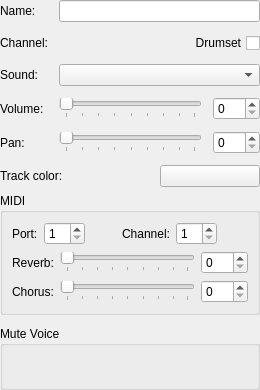
Old version of the form mscore/mixer/mixerdetails.ui in the repository fp22june/MuseScore.
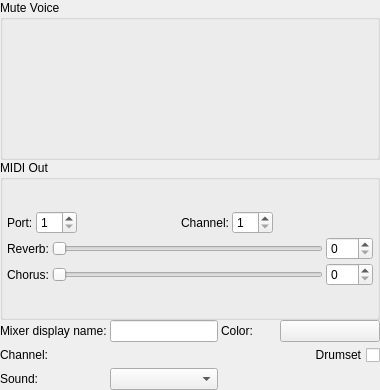
New version of the form. Custom widgets are drawn as their Qt base class.

Diff of the .ui file:
```diff
--- a/mscore/mixer/mixerdetails.ui
+++ b/mscore/mixer/mixerdetails.ui
@@ -6,7 +6,7 @@
    <rect>
     <x>0</x>
     <y>0</y>
-    <width>260</width>
+    <width>380</width>
     <height>390</height>
    </rect>
   </property>
@@ -25,257 +25,110 @@
    </property>
    <item>
     <layout class="QVBoxLayout" name="verticalLayout_3">
-     <item>
-      <layout class="QGridLayout" name="gridLayout_2">
        <property name="spacing">
-        <number>11</number>
-       </property>
-       <item row="4" column="2" rowspan="2">
-        <widget class="QDoubleSpinBox" name="volumeSpinBox">
-         <property name="toolTip">
-          <string>Volume</string>
-         </property>
-         <property name="decimals">
+      <number>0</number>
+     </property>
+     <item>
+      <widget class="QGroupBox" name="mutePerVoiceBox">
+       <property name="title">
+        <string>Mute Voice</string>
+       </property>
+       <layout class="QVBoxLayout" name="verticalLayout_2">
+        <property name="spacing">
           <number>0</number>
          </property>
-         <property name="maximum">
-          <double>127.000000000000000</double>
-         </property>
-        </widget>
-       </item>
-       <item row="4" column="0" rowspan="2">
-        <widget class="QLabel" name="labelVolume">
-         <property name="text">
-          <string>Volume:</string>
-         </property>
-        </widget>
-       </item>
-       <item row="6" column="2">
-        <widget class="QDoubleSpinBox" name="panSpinBox">
-         <property name="toolTip">
-          <string>Pan</string>
-         </property>
-         <property name="decimals">
+        <property name="leftMargin">
+         <number>0</number>
+        </property>
+        <property name="topMargin">
+         <number>0</number>
+        </property>
+        <property name="rightMargin">
           <number>0</number>
          </property>
-         <property name="minimum">
-          <double>0.000000000000000</double>
-         </property>
-         <property name="maximum">
-          <double>127.000000000000000</double>
-         </property>
-        </widget>
-       </item>
-       <item row="1" column="0">
-        <widget class="QLabel" name="labelChannel">
-         <property name="text">
-          <string>Channel:</string>
-         </property>
-        </widget>
-       </item>
-       <item row="2" column="0" rowspan="2">
-        <widget class="QLabel" name="labelPatch">
-         <property name="text">
-          <string>Sound:</string>
-         </property>
-        </widget>
-       </item>
-       <item row="4" column="1" rowspan="2">
-        <widget class="QSlider" name="volumeSlider">
-         <property name="minimumSize">
-          <size>
-           <width>75</width>
-           <height>0</height>
-          </size>
-         </property>
-         <property name="toolTip">
-          <string>Volume</string>
-         </property>
-         <property name="styleSheet">
-          <string notr="true"/>
-         </property>
-         <property name="minimum">
+        <property name="bottomMargin">
           <number>0</number>
          </property>
-         <property name="maximum">
-          <number>127</number>
-         </property>
-         <property name="pageStep">
-          <number>16</number>
-         </property>
-         <property name="orientation">
-          <enum>Qt::Orientation::Horizontal</enum>
-         </property>
-         <property name="tickPosition">
-          <enum>QSlider::TickPosition::TicksBelow</enum>
-         </property>
-         <property name="tickInterval">
-          <number>16</number>
-         </property>
-        </widget>
-       </item>
-       <item row="0" column="1" colspan="2">
-        <widget class="QLineEdit" name="partNameLineEdit">
-         <property name="toolTip">
-          <string>Part name</string>
-         </property>
-        </widget>
-       </item>
-       <item row="1" column="1" colspan="2">
-        <layout class="QHBoxLayout" name="horizontalLayout_4">
+        <item>
+         <layout class="QHBoxLayout" name="horizontalLayout_2">
+          <property name="leftMargin">
+           <number>4</number>
+          </property>
+          <property name="topMargin">
+           <number>4</number>
+          </property>
+          <property name="rightMargin">
+           <number>4</number>
+          </property>
+          <property name="bottomMargin">
+           <number>4</number>
+          </property>
          <item>
-          <widget class="QLabel" name="channelLabel">
-           <property name="toolTip">
-            <string>Channel name</string>
-           </property>
-           <property name="text">
-            <string/>
-           </property>
-          </widget>
-         </item>
-         <item>
-          <widget class="QCheckBox" name="drumkitCheck">
-           <property name="sizePolicy">
-            <sizepolicy hsizetype="Preferred" vsizetype="Fixed">
-             <horstretch>0</horstretch>
-             <verstretch>0</verstretch>
-            </sizepolicy>
-           </property>
-           <property name="layoutDirection">
-            <enum>Qt::LayoutDirection::RightToLeft</enum>
-           </property>
-           <property name="text">
-            <string>Drumset</string>
-           </property>
-          </widget>
-         </item>
-        </layout>
-       </item>
-       <item row="0" column="0">
-        <widget class="QLabel" name="labelName">
-         <property name="text">
-          <string>Name:</string>
-         </property>
-        </widget>
-       </item>
-       <item row="6" column="0">
-        <widget class="QLabel" name="labelPan">
-         <property name="text">
-          <string>Pan:</string>
-         </property>
-        </widget>
-       </item>
-       <item row="6" column="1">
-        <widget class="QSlider" name="panSlider">
-         <property name="minimumSize">
-          <size>
-           <width>75</width>
-           <height>0</height>
-          </size>
-         </property>
-         <property name="toolTip">
-          <string>Pan</string>
-         </property>
-         <property name="minimum">
-          <number>0</number>
-         </property>
-         <property name="maximum">
-          <number>127</number>
-         </property>
-         <property name="pageStep">
-          <number>16</number>
-         </property>
-         <property name="orientation">
-          <enum>Qt::Orientation::Horizontal</enum>
-         </property>
-         <property name="tickPosition">
-          <enum>QSlider::TickPosition::TicksBelow</enum>
-         </property>
-         <property name="tickInterval">
-          <number>16</number>
-         </property>
-        </widget>
-       </item>
-       <item row="2" column="1" rowspan="2" colspan="2">
-        <widget class="QComboBox" name="patchCombo">
-         <property name="sizePolicy">
-          <sizepolicy hsizetype="Expanding" vsizetype="Fixed">
-           <horstretch>0</horstretch>
-           <verstretch>0</verstretch>
-          </sizepolicy>
-         </property>
-         <property name="minimumSize">
-          <size>
-           <width>100</width>
-           <height>0</height>
-          </size>
-         </property>
-         <property name="toolTip">
-          <string>Sound name</string>
-         </property>
-        </widget>
-       </item>
-       <item row="7" column="0" colspan="3">
-        <layout class="QHBoxLayout" name="horizontalLayout_3">
+           <layout class="QVBoxLayout" name="mutePerVoiceArea">
+            <property name="spacing">
+             <number>0</number>
+            </property>
+            <property name="leftMargin">
+             <number>0</number>
+            </property>
+            <property name="topMargin">
+             <number>0</number>
+            </property>
+            <property name="rightMargin">
+             <number>0</number>
+            </property>
+            <property name="bottomMargin">
+             <number>0</number>
+            </property>
+           </layout>
+          </item>
          <item>
-          <widget class="QLabel" name="labelColor">
-           <property name="sizePolicy">
-            <sizepolicy hsizetype="Expanding" vsizetype="Preferred">
-             <horstretch>0</horstretch>
-             <verstretch>0</verstretch>
-            </sizepolicy>
-           </property>
-           <property name="text">
-            <string>Track color:</string>
-           </property>
-          </widget>
-         </item>
-         <item>
-          <spacer name="horizontalSpacer_4">
+           <spacer name="horizontalSpacer_3">
            <property name="orientation">
             <enum>Qt::Orientation::Horizontal</enum>
            </property>
            <property name="sizeHint" stdset="0">
             <size>
-             <width>40</width>
-             <height>20</height>
+              <width>0</width>
+              <height>0</height>
             </size>
            </property>
           </spacer>
          </item>
-         <item>
-          <widget class="Awl::ColorLabel" name="trackColorLabel">
-           <property name="minimumSize">
-            <size>
-             <width>100</width>
-             <height>20</height>
-            </size>
-           </property>
-           <property name="toolTip">
-            <string>Track color</string>
-           </property>
-          </widget>
-         </item>
-        </layout>
-       </item>
-      </layout>
-     </item>
+         </layout>
+        </item>
+       </layout>
+      </widget>
+     </item>
      <item>
-      <layout class="QGridLayout" name="gridLayout" rowstretch="0,0">
-       <property name="spacing">
-        <number>11</number>
-       </property>
-       <item row="0" column="0">
-        <widget class="QGroupBox" name="groupBox">
+      <widget class="QGroupBox" name="midioutbox">
          <property name="toolTip">
           <string>MIDI OUT controllers</string>
          </property>
          <property name="title">
-          <string notr="true">MIDI</string>
+        <string notr="true">MIDI Out</string>
          </property>
          <layout class="QVBoxLayout" name="verticalLayout">
+        <property name="spacing">
+         <number>0</number>
+        </property>
+        <property name="leftMargin">
+         <number>4</number>
+        </property>
+        <property name="topMargin">
+         <number>4</number>
+        </property>
+        <property name="rightMargin">
+         <number>4</number>
+        </property>
+        <property name="bottomMargin">
+         <number>4</number>
+        </property>
           <item>
            <layout class="QGridLayout" name="gridLayout_5">
+          <property name="spacing">
+           <number>3</number>
+          </property>
             <item row="2" column="0">
              <widget class="QLabel" name="labelChorus">
               <property name="text">
@@ -297,14 +150,11 @@
               <property name="maximum">
                <number>127</number>
               </property>
-              <property name="pageStep">
-               <number>16</number>
-              </property>
               <property name="orientation">
                <enum>Qt::Orientation::Horizontal</enum>
               </property>
               <property name="tickPosition">
-               <enum>QSlider::TickPosition::TicksBelow</enum>
+             <enum>QSlider::TickPosition::NoTicks</enum>
               </property>
              </widget>
             </item>
@@ -326,10 +176,7 @@
                <enum>Qt::Orientation::Horizontal</enum>
               </property>
               <property name="tickPosition">
-               <enum>QSlider::TickPosition::TicksBelow</enum>
-              </property>
-              <property name="tickInterval">
-               <number>16</number>
+             <enum>QSlider::TickPosition::NoTicks</enum>
               </property>
              </widget>
             </item>
@@ -441,70 +288,108 @@
          </layout>
         </widget>
        </item>
-       <item row="1" column="0">
-        <widget class="QGroupBox" name="mutePerVoiceBox">
+     <item>
+      <layout class="QGridLayout" name="gridLayout_2">
+       <property name="spacing">
+        <number>3</number>
+       </property>
+       <item row="0" column="2">
+        <widget class="QLabel" name="labelColor">
          <property name="sizePolicy">
-          <sizepolicy hsizetype="Minimum" vsizetype="Expanding">
+          <sizepolicy hsizetype="Expanding" vsizetype="Preferred">
            <horstretch>0</horstretch>
            <verstretch>0</verstretch>
           </sizepolicy>
          </property>
-         <property name="title">
-          <string>Mute Voice</string>
+         <property name="text">
+          <string>Color:</string>
          </property>
-         <layout class="QVBoxLayout" name="verticalLayout_2">
-          <property name="spacing">
-           <number>0</number>
-          </property>
-          <property name="leftMargin">
-           <number>0</number>
-          </property>
-          <property name="topMargin">
-           <number>0</number>
-          </property>
-          <property name="rightMargin">
-           <number>0</number>
-          </property>
-          <property name="bottomMargin">
-           <number>0</number>
-          </property>
-          <item>
-           <layout class="QHBoxLayout" name="horizontalLayout_2">
-            <item>
-             <layout class="QVBoxLayout" name="mutePerVoiceArea">
-              <property name="spacing">
-               <number>0</number>
-              </property>
-              <property name="leftMargin">
-               <number>11</number>
-              </property>
-              <property name="topMargin">
-               <number>11</number>
-              </property>
-              <property name="rightMargin">
-               <number>11</number>
-              </property>
-              <property name="bottomMargin">
-               <number>11</number>
-              </property>
-             </layout>
-            </item>
-            <item>
-             <spacer name="horizontalSpacer_3">
-              <property name="orientation">
-               <enum>Qt::Orientation::Horizontal</enum>
-              </property>
-              <property name="sizeHint" stdset="0">
+        </widget>
+       </item>
+       <item row="0" column="1">
+        <widget class="QLineEdit" name="partNameLineEdit">
+         <property name="toolTip">
+          <string>Part name</string>
+         </property>
+        </widget>
+       </item>
+       <item row="0" column="0">
+        <widget class="QLabel" name="labelName">
+         <property name="text">
+          <string>Mixer display name:</string>
+         </property>
+        </widget>
+       </item>
+       <item row="0" column="3">
+        <widget class="Awl::ColorLabel" name="trackColorLabel">
+         <property name="minimumSize">
                <size>
-                <width>40</width>
+           <width>100</width>
                 <height>20</height>
                </size>
               </property>
-             </spacer>
-            </item>
-           </layout>
-          </item>
-         </layout>
+         <property name="toolTip">
+          <string>Track color</string>
+         </property>
+        </widget>
+       </item>
+       <item row="2" column="1">
+        <widget class="QComboBox" name="patchCombo">
+         <property name="sizePolicy">
+          <sizepolicy hsizetype="Expanding" vsizetype="Fixed">
+           <horstretch>0</horstretch>
+           <verstretch>0</verstretch>
+          </sizepolicy>
+         </property>
+         <property name="minimumSize">
+          <size>
+           <width>100</width>
+           <height>0</height>
+          </size>
+         </property>
+         <property name="toolTip">
+          <string>Sound name</string>
+         </property>
+        </widget>
+       </item>
+       <item row="2" column="0">
+        <widget class="QLabel" name="labelPatch">
+         <property name="text">
+          <string>Sound:</string>
+         </property>
+        </widget>
+       </item>
+       <item row="1" column="0">
+        <widget class="QLabel" name="labelChannel">
+         <property name="text">
+          <string>Channel:</string>
+         </property>
+        </widget>
+       </item>
+       <item row="1" column="1">
+        <widget class="QLabel" name="channelLabel">
+         <property name="toolTip">
+          <string>Channel name</string>
+         </property>
+         <property name="text">
+          <string/>
+         </property>
+        </widget>
+       </item>
+       <item row="1" column="3">
+        <widget class="QCheckBox" name="drumkitCheck">
+         <property name="sizePolicy">
+          <sizepolicy hsizetype="Preferred" vsizetype="Fixed">
+           <horstretch>0</horstretch>
+           <verstretch>0</verstretch>
+          </sizepolicy>
+         </property>
+         <property name="layoutDirection">
+          <enum>Qt::LayoutDirection::RightToLeft</enum>
+         </property>
+         <property name="text">
+          <string>Drumset</string>
+         </property>
         </widget>
        </item>
       </layout>
```
Left out of the diff: 62 changed lines with no effect on the pictures. Lines whose indentation alone changed are shown as unchanged.
